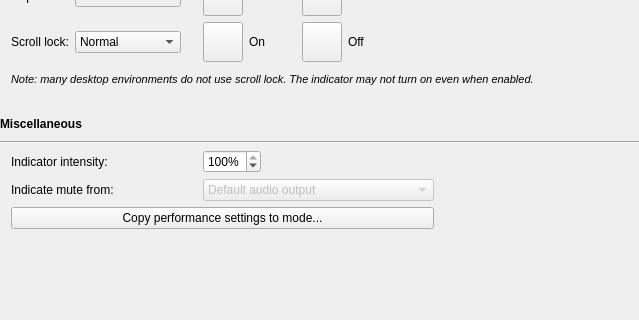
This is src/gui/kperfwidget.ui in ckb-next/ckb-next as Qt 5 draws it before an edit; both pictures show x 0 to 639 and y 469 to 789 of the 843 by 789 pixel window. The edited form follows.
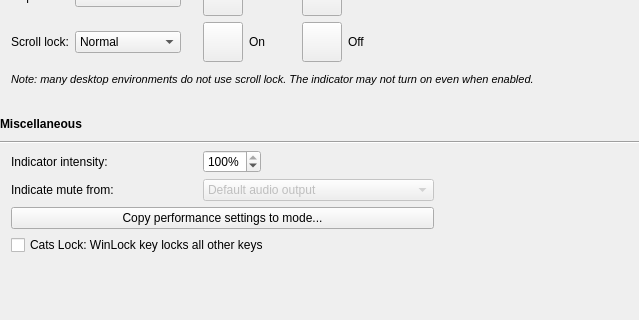
This is the edited form. Custom widgets are drawn as their Qt base class.

Commit message: feat: Add Cats Lock mode to keyboard Performance tab

```diff
--- a/src/gui/kperfwidget.ui
+++ b/src/gui/kperfwidget.ui
@@ -430,7 +430,19 @@
      </property>
     </widget>
    </item>
-   <item row="33" column="1">
+   <item row="33" column="1" colspan="11">
+    <widget class="QCheckBox" name="catsLockBox">
+     <property name="text">
+      <string>Cats Lock: WinLock key locks all other keys</string>
+     </property>
+     <property name="toolTip">
+      <string>When enabled, pressing the WinLock key silences every other key.
+Press WinLock again to unlock. Useful for stopping cats and other
+small animals from typing. Uncheck this box to disable the feature.</string>
+     </property>
+    </widget>
+   </item>
+   <item row="34" column="1">
     <spacer name="verticalSpacer">
      <property name="orientation">
       <enum>Qt::Vertical</enum>
```
Left out of the diff: 1 changed line with no effect on the pictures. The commit also changes 6 other files.
